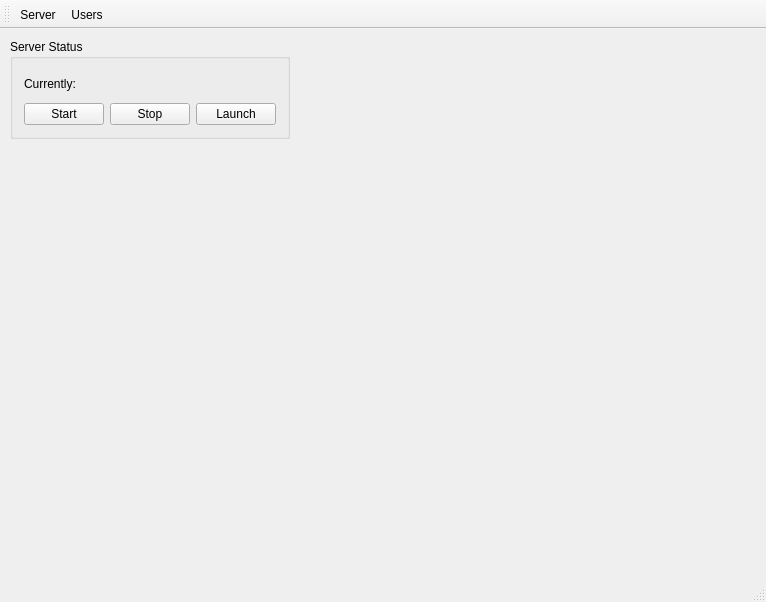
Qt form CogWheelManager/cogwheelmanagermain.ui (clockworkengineer/CogWheel) before a commit.
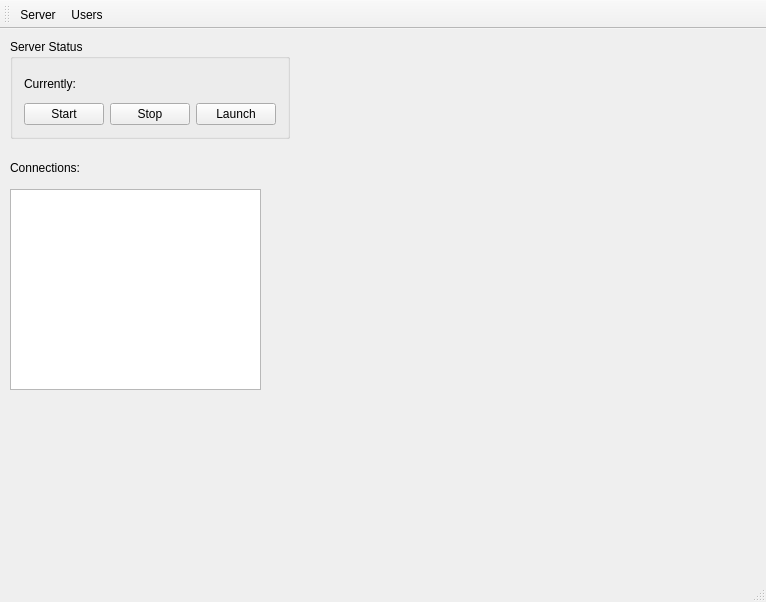
The same form after that commit.

Commit message: Add current list to manager and server controller support for this.

The edit to the form file:
```diff
--- a/CogWheelManager/cogwheelmanagermain.ui
+++ b/CogWheelManager/cogwheelmanagermain.ui
@@ -64,6 +64,29 @@
      </item>
     </layout>
    </widget>
+   <widget class="QLabel" name="label_2">
+    <property name="geometry">
+     <rect>
+      <x>10</x>
+      <y>130</y>
+      <width>91</width>
+      <height>17</height>
+     </rect>
+    </property>
+    <property name="text">
+     <string>Connections:</string>
+    </property>
+   </widget>
+   <widget class="QListWidget" name="connectionList">
+    <property name="geometry">
+     <rect>
+      <x>10</x>
+      <y>160</y>
+      <width>251</width>
+      <height>201</height>
+     </rect>
+    </property>
+   </widget>
   </widget>
   <widget class="QToolBar" name="mainToolBar">
    <attribute name="toolBarArea">
```
The commit also changes 12 other files.
